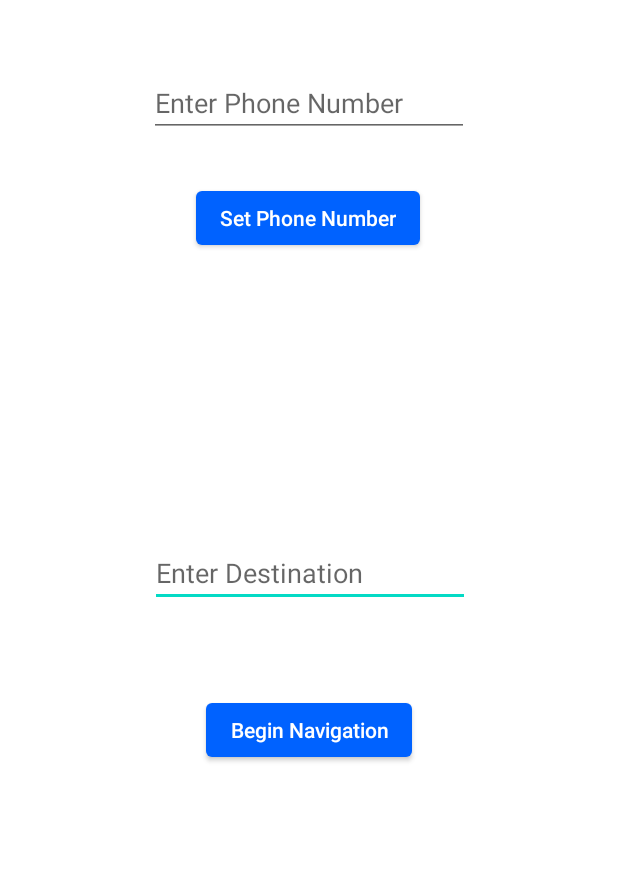
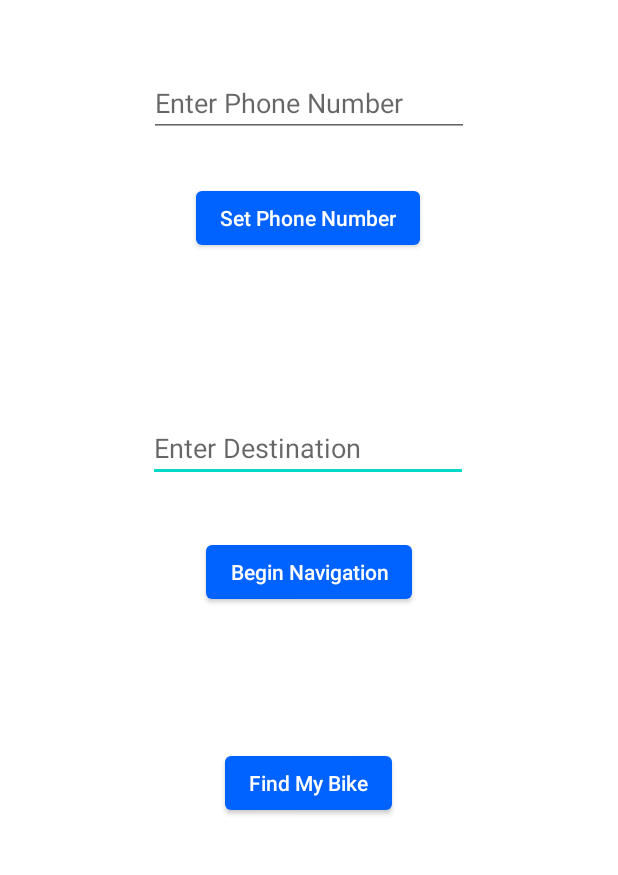
Before and after one commit to matthewScohen/bike-safe-app, an Android app: the screen it shows after launch (Act2), after a tap on "SKIP", on a phone screen of 412 x 824 dp, the part 295-1170 px from its top. Run offline under Robolectric (Android 15) with nearby library versions, the phone set to English and light mode, and no system bars; 1 statement that could not run was skipped.

Commit message:
Added 'Find My Bike' button

```diff
--- a/app/src/main/res/layout/activity_act2.xml
+++ b/app/src/main/res/layout/activity_act2.xml
@@ -6,6 +6,20 @@
     android:layout_height="match_parent"
     tools:context=".Act2"
     android:id="@+id/constrlay">
+
+    <Button
+        android:id="@+id/btn_sendText"
+        android:layout_width="wrap_content"
+        android:layout_height="wrap_content"
+
+        android:text="Find My Bike"
+        android:textAppearance="@style/TextAppearance.AppCompat.Body2"
+        app:layout_constraintBottom_toBottomOf="parent"
+        app:layout_constraintEnd_toEndOf="parent"
+        app:layout_constraintHorizontal_bias="0.498"
+        app:layout_constraintStart_toStartOf="parent"
+        app:layout_constraintTop_toTopOf="parent"
+        app:layout_constraintVertical_bias="0.887" />
 
     <EditText
         android:id="@+id/et_Dest"
@@ -16,10 +30,10 @@
         android:inputType="textPostalAddress"
         app:layout_constraintBottom_toBottomOf="parent"
         app:layout_constraintEnd_toEndOf="parent"
-        app:layout_constraintHorizontal_bias="0.502"
+        app:layout_constraintHorizontal_bias="0.497"
         app:layout_constraintStart_toStartOf="parent"
         app:layout_constraintTop_toTopOf="parent"
-        app:layout_constraintVertical_bias="0.692" />
+        app:layout_constraintVertical_bias="0.577" />
 
     <TextView
         android:id="@+id/tv_Welcome"
@@ -72,6 +86,7 @@
         app:layout_constraintBottom_toBottomOf="parent"
         app:layout_constraintEnd_toEndOf="parent"
         app:layout_constraintStart_toStartOf="parent"
-        app:layout_constraintTop_toBottomOf="@+id/et_Dest"
-        app:layout_constraintVertical_bias="0.331" />
+        app:layout_constraintTop_toTopOf="parent"
+        app:layout_constraintVertical_bias="0.692" />
+
 </androidx.constraintlayout.widget.ConstraintLayout>
```
Also changed, not shown: app/src/main/java/com/example/kevin/Act2.java (+28 -9 lines).
